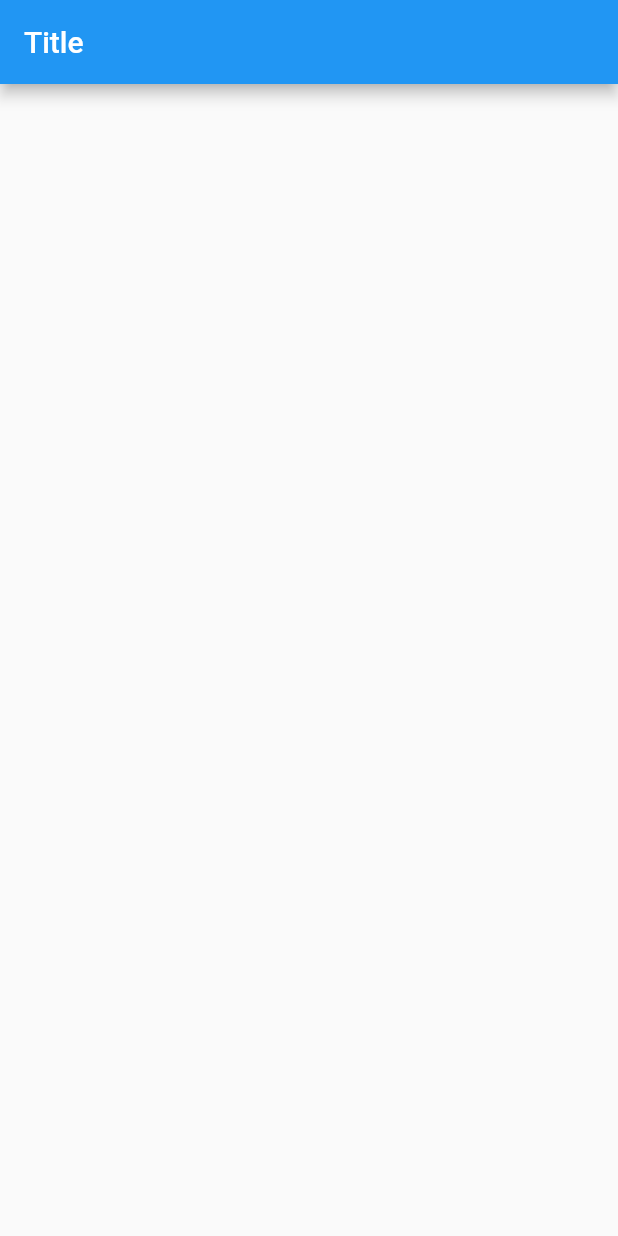
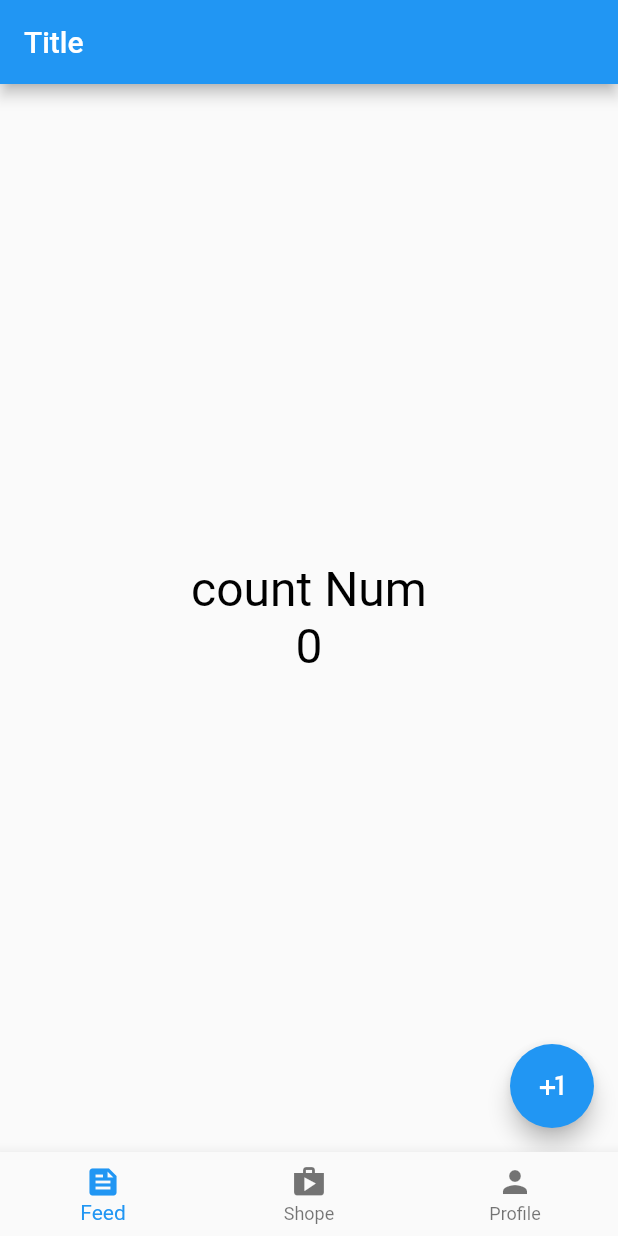
Before and after one commit to mokumoku-party/goupon_app, a Flutter app: the screen it shows after launch, on a phone screen of 412 x 824 dp. Run offline on Flutter 3.47's test engine with Material 2 defaults, Android fonts, the phone set to English and light mode, and no system bars; our stand-ins replace flutter_hooks, go_router, hooks_riverpod, supabase_flutter; accounts and stored records are empty.

Commit message:
✨ StatefulShellRouteを利用して各タブを永続化できるようにした

```diff
--- a/lib/pages/home_page.dart
+++ b/lib/pages/home_page.dart
@@ -1,15 +1,35 @@
 import 'package:flutter/material.dart';
+import 'package:flutter_hooks/flutter_hooks.dart';
 import 'package:hooks_riverpod/hooks_riverpod.dart';
 
 class HomePage extends HookConsumerWidget {
-  const HomePage({Key? key}) : super(key: key);
+  const HomePage({super.key});
 
   @override
   Widget build(BuildContext context, WidgetRef ref) {
+    final counter = useState(0);
     return Scaffold(
       appBar: AppBar(
         title: const Text('Title'),
       ),
+      body: DefaultTextStyle(
+        style: const TextStyle(fontSize: 32.0, color: Colors.black),
+        child: Center(
+          child: Column(
+            mainAxisAlignment: MainAxisAlignment.center,
+            children: [
+              const Text('count Num'),
+              Text('${counter.value}'),
+            ],
+          ),
+        ),
+      ),
+      floatingActionButton: FloatingActionButton(
+        child: const Icon(Icons.plus_one),
+        onPressed: () {
+          counter.value += 1;
+        },
+      ),
     );
   }
 }
--- /dev/null
+++ b/lib/pages/scaffold_with_navbar.dart
@@ -0,0 +1,41 @@
+import 'package:flutter/material.dart';
+import 'package:go_router/go_router.dart';
+
+class ScaffoldWithNavbar extends StatelessWidget {
+  const ScaffoldWithNavbar(this.navigationShell, {super.key});
+
+  /// ブランチ・ナビゲーターのナビゲーション・シェルとコンテナ。
+  final StatefulNavigationShell navigationShell;
+
+  @override
+  Widget build(BuildContext context) {
+    return Scaffold(
+      body: navigationShell, // body: navigationShellは、IndexedStackをラップしています。
+      bottomNavigationBar: BottomNavigationBar(
+        // bottomNavigationBar: BottomNavigationBarは、ボトムナビゲーションバーを実装しています。
+        currentIndex: navigationShell
+            .currentIndex, // currentIndex: navigationShell.currentIndexは、現在のインデックスを取得しています。
+        items: const [
+          // BottomNavigationBarItemは、ボトムナビゲーションバーのアイテムを実装しています。
+          BottomNavigationBarItem(icon: Icon(Icons.feed), label: 'Feed'),
+          BottomNavigationBarItem(icon: Icon(Icons.shop), label: 'Shope'),
+          BottomNavigationBarItem(icon: Icon(Icons.person), label: 'Profile'),
+        ],
+        onTap: _onTap,
+      ),
+    );
+  }
+
+  // _onTapメソッドは、ボトムナビゲーションバーのアイテムをタップしたときに、
+  // そのアイテムのインデックスを取得して、そのインデックスに対応するブランチにナビゲートします。
+  void _onTap(index) {
+    navigationShell.goBranch(
+      index,
+      // ボトムナビゲーションバーを使用する際の一般的なパターンは、次のようなものです。
+      // 既にアクティブになっているアイテムをタップしたときに、最初の場所に移動することをサポートすることです。
+      // この例では、この動作をサポートする方法を示します。この例では、この動作をサポートする方法を示します、
+      // goBranchのinitialLocationパラメータを使用します。
+      initialLocation: index == navigationShell.currentIndex,
+    );
+  }
+}
--- a/lib/routes/app_router.dart
+++ b/lib/routes/app_router.dart
@@ -1,12 +1,50 @@
 import 'package:app/pages/home_page.dart';
+import 'package:app/pages/scaffold_with_navbar.dart';
 import 'package:go_router/go_router.dart';
 import 'package:hooks_riverpod/hooks_riverpod.dart';
 
 final appRouterProvider = Provider(
   (ref) => GoRouter(
+    initialLocation: '/tab1',
     routes: [
+      StatefulShellRoute.indexedStack(
+        builder: (context, state, navigationShell) =>
+            ScaffoldWithNavbar(navigationShell),
+        branches: [
+          StatefulShellBranch(
+            routes: <RouteBase>[
+              GoRoute(
+                path: '/tab1',
+                builder: (context, state) {
+                  return const HomePage();
+                },
+              ),
+            ],
+          ),
+          StatefulShellBranch(
+            routes: <RouteBase>[
+              GoRoute(
+                path: '/tab2',
+                builder: (context, state) {
+                  return const HomePage();
+                },
+              ),
+            ],
+          ),
+          StatefulShellBranch(
+            routes: <RouteBase>[
+              GoRoute(
+                path: '/tab3',
+                builder: (context, state) {
+                  return const HomePage();
+                },
+              ),
+            ],
+          ),
+        ],
+      ),
       GoRoute(
-        path: '/',
+        path: '/home',
         builder: (context, state) => const HomePage(),
       ),
     ],
```
